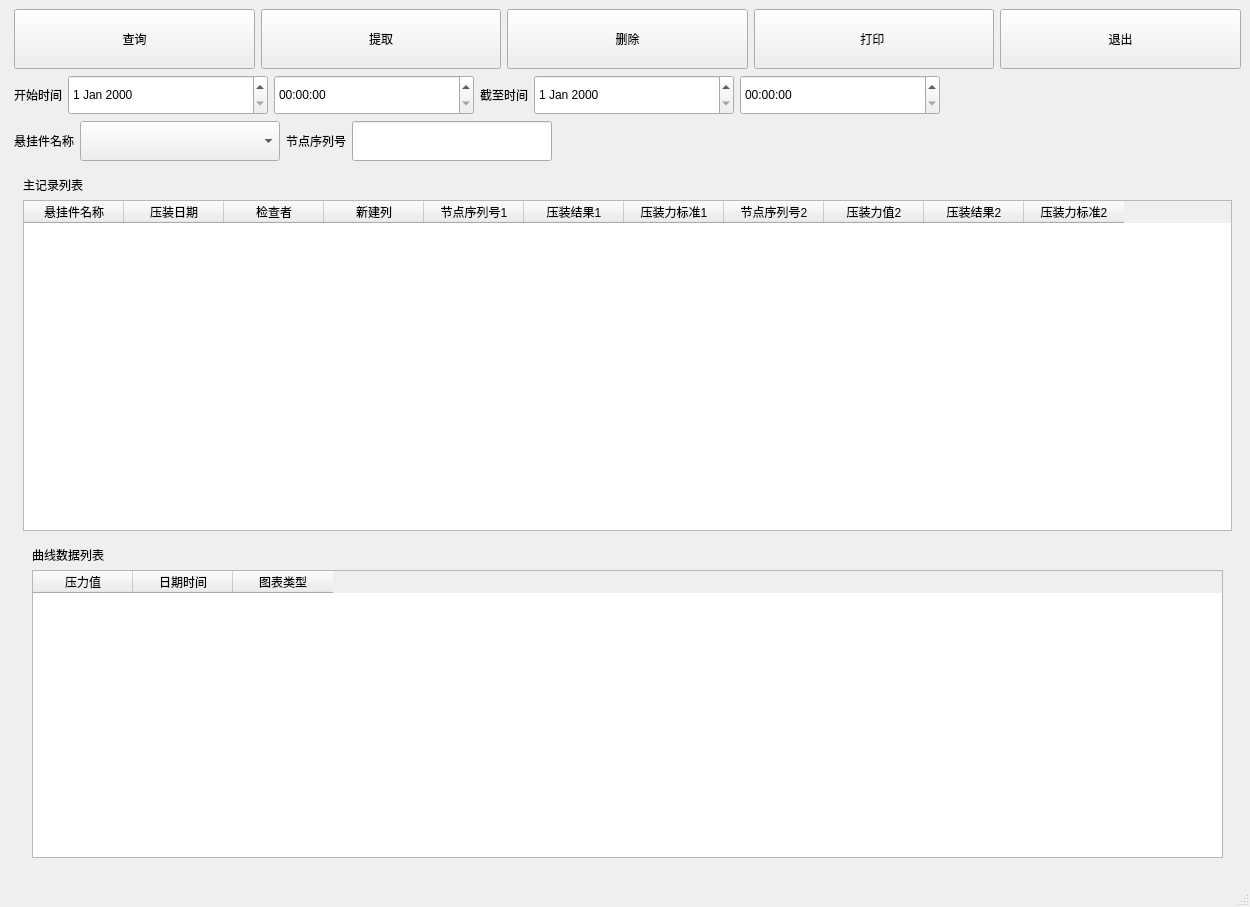
First picture: the form in hstorylist.ui, repository aiyongye/-, before the edit.
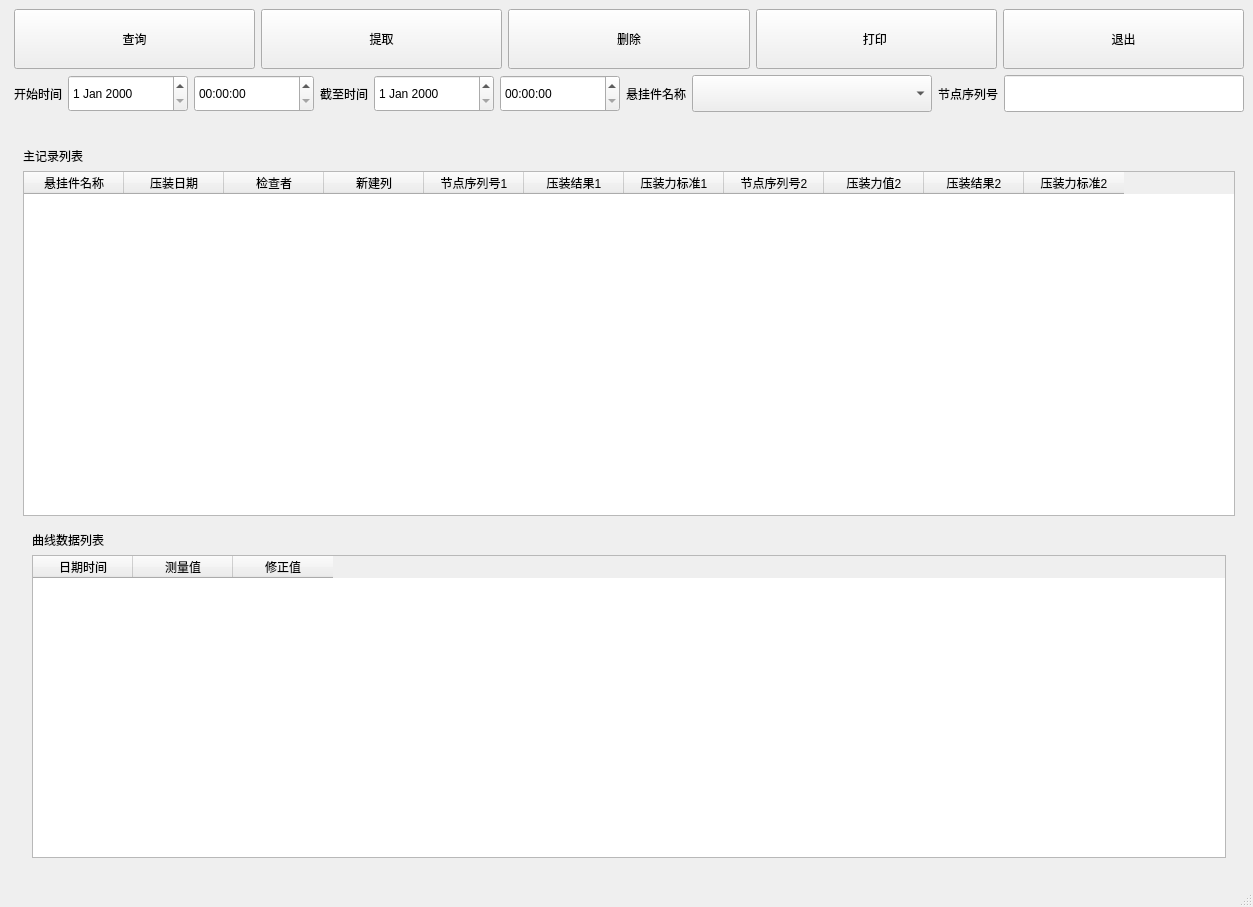
Second picture: the form after the edit.

Commit message: 界面优化

```diff
--- a/hstorylist.ui
+++ b/hstorylist.ui
@@ -20,7 +20,7 @@
       <property name="leftMargin">
        <number>5</number>
       </property>
-      <item row="3" column="2">
+      <item row="4" column="2">
        <widget class="QWidget" name="widget_2" native="true">
         <layout class="QVBoxLayout" name="verticalLayout_4">
          <item>
@@ -113,11 +113,6 @@
               <property name="styleSheet">
                <string notr="true"/>
               </property>
-              <column>
-               <property name="text">
-                <string>压力值</string>
-               </property>
-              </column>
               <column>
                <property name="text">
                 <string>日期时间</string>
@@ -125,7 +120,12 @@
               </column>
               <column>
                <property name="text">
-                <string>图表类型</string>
+                <string>测量值</string>
+               </property>
+              </column>
+              <column>
+               <property name="text">
+                <string>修正值</string>
                </property>
               </column>
              </widget>
@@ -141,83 +141,6 @@
       </item>
       <item row="2" column="2">
        <layout class="QHBoxLayout" name="horizontalLayout">
-        <item>
-         <widget class="QLabel" name="label_2">
-          <property name="maximumSize">
-           <size>
-            <width>80</width>
-            <height>16777215</height>
-           </size>
-          </property>
-          <property name="text">
-           <string>悬挂件名称</string>
-          </property>
-          <property name="alignment">
-           <set>Qt::AlignRight|Qt::AlignTrailing|Qt::AlignVCenter</set>
-          </property>
-         </widget>
-        </item>
-        <item>
-         <widget class="QComboBox" name="xuanNameBox">
-          <property name="minimumSize">
-           <size>
-            <width>200</width>
-            <height>40</height>
-           </size>
-          </property>
-          <property name="maximumSize">
-           <size>
-            <width>200</width>
-            <height>40</height>
-           </size>
-          </property>
-         </widget>
-        </item>
-        <item>
-         <widget class="QLabel" name="label_3">
-          <property name="maximumSize">
-           <size>
-            <width>80</width>
-            <height>16777215</height>
-           </size>
-          </property>
-          <property name="text">
-           <string>节点序列号</string>
-          </property>
-          <property name="alignment">
-           <set>Qt::AlignRight|Qt::AlignTrailing|Qt::AlignVCenter</set>
-          </property>
-         </widget>
-        </item>
-        <item>
-         <widget class="QLineEdit" name="lineEdit">
-          <property name="minimumSize">
-           <size>
-            <width>200</width>
-            <height>40</height>
-           </size>
-          </property>
-          <property name="maximumSize">
-           <size>
-            <width>200</width>
-            <height>40</height>
-           </size>
-          </property>
-         </widget>
-        </item>
-        <item>
-         <spacer name="horizontalSpacer_4">
-          <property name="orientation">
-           <enum>Qt::Horizontal</enum>
-          </property>
-          <property name="sizeHint" stdset="0">
-           <size>
-            <width>40</width>
-            <height>20</height>
-           </size>
-          </property>
-         </spacer>
-        </item>
         <item>
          <spacer name="horizontalSpacer">
           <property name="orientation">
@@ -268,8 +191,8 @@
          <widget class="QDateEdit" name="startDateEdit">
           <property name="minimumSize">
            <size>
-            <width>200</width>
-            <height>40</height>
+            <width>120</width>
+            <height>37</height>
            </size>
           </property>
          </widget>
@@ -278,8 +201,8 @@
          <widget class="QTimeEdit" name="startTimeEdit">
           <property name="minimumSize">
            <size>
-            <width>200</width>
-            <height>40</height>
+            <width>120</width>
+            <height>37</height>
            </size>
           </property>
          </widget>
@@ -298,8 +221,8 @@
          <widget class="QDateEdit" name="endDateEdit">
           <property name="minimumSize">
            <size>
-            <width>200</width>
-            <height>40</height>
+            <width>120</width>
+            <height>37</height>
            </size>
           </property>
          </widget>
@@ -308,8 +231,8 @@
          <widget class="QTimeEdit" name="endTimeEdit">
           <property name="minimumSize">
            <size>
-            <width>200</width>
-            <height>40</height>
+            <width>120</width>
+            <height>37</height>
            </size>
           </property>
          </widget>
@@ -327,6 +250,70 @@
           </property>
          </spacer>
         </item>
+        <item>
+         <widget class="QLabel" name="label_2">
+          <property name="maximumSize">
+           <size>
+            <width>80</width>
+            <height>16777215</height>
+           </size>
+          </property>
+          <property name="text">
+           <string>悬挂件名称</string>
+          </property>
+          <property name="alignment">
+           <set>Qt::AlignRight|Qt::AlignTrailing|Qt::AlignVCenter</set>
+          </property>
+         </widget>
+        </item>
+        <item>
+         <widget class="QComboBox" name="xuanNameBox">
+          <property name="minimumSize">
+           <size>
+            <width>240</width>
+            <height>37</height>
+           </size>
+          </property>
+          <property name="maximumSize">
+           <size>
+            <width>16777215</width>
+            <height>40</height>
+           </size>
+          </property>
+         </widget>
+        </item>
+        <item>
+         <widget class="QLabel" name="label_3">
+          <property name="maximumSize">
+           <size>
+            <width>80</width>
+            <height>16777215</height>
+           </size>
+          </property>
+          <property name="text">
+           <string>节点序列号</string>
+          </property>
+          <property name="alignment">
+           <set>Qt::AlignRight|Qt::AlignTrailing|Qt::AlignVCenter</set>
+          </property>
+         </widget>
+        </item>
+        <item>
+         <widget class="QLineEdit" name="lineEdit">
+          <property name="minimumSize">
+           <size>
+            <width>240</width>
+            <height>37</height>
+           </size>
+          </property>
+          <property name="maximumSize">
+           <size>
+            <width>16777215</width>
+            <height>40</height>
+           </size>
+          </property>
+         </widget>
+        </item>
        </layout>
       </item>
       <item row="0" column="2">
```
Left out of the diff: 3 changed lines with no effect on the pictures. The commit also changes 5 other files.
